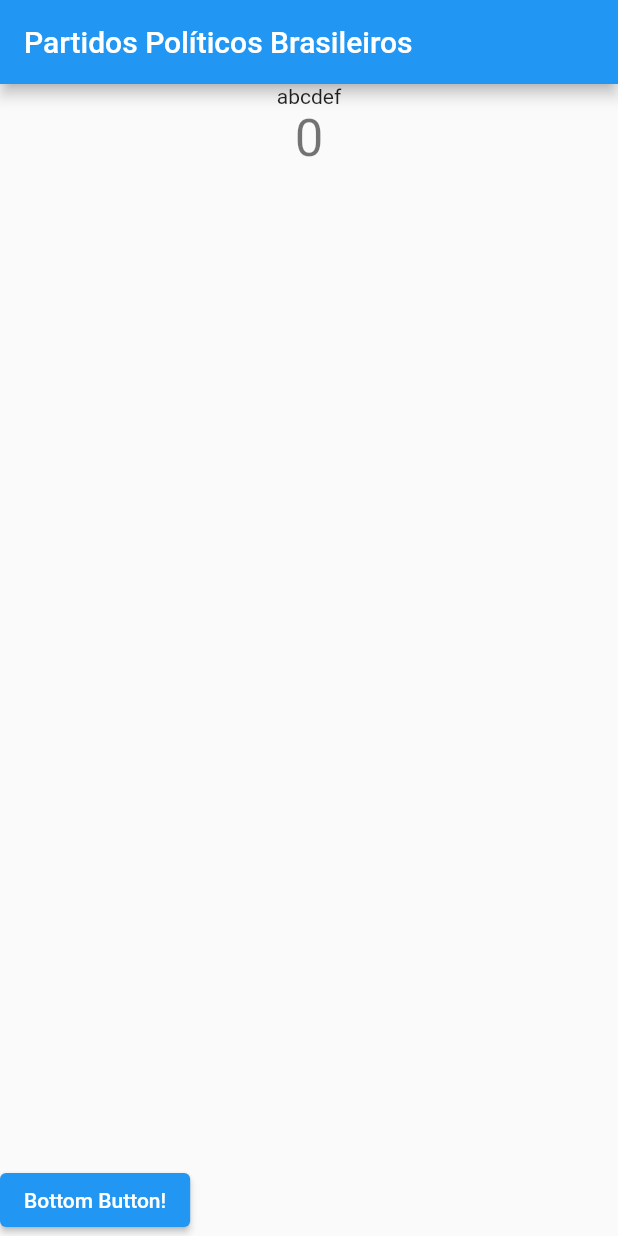
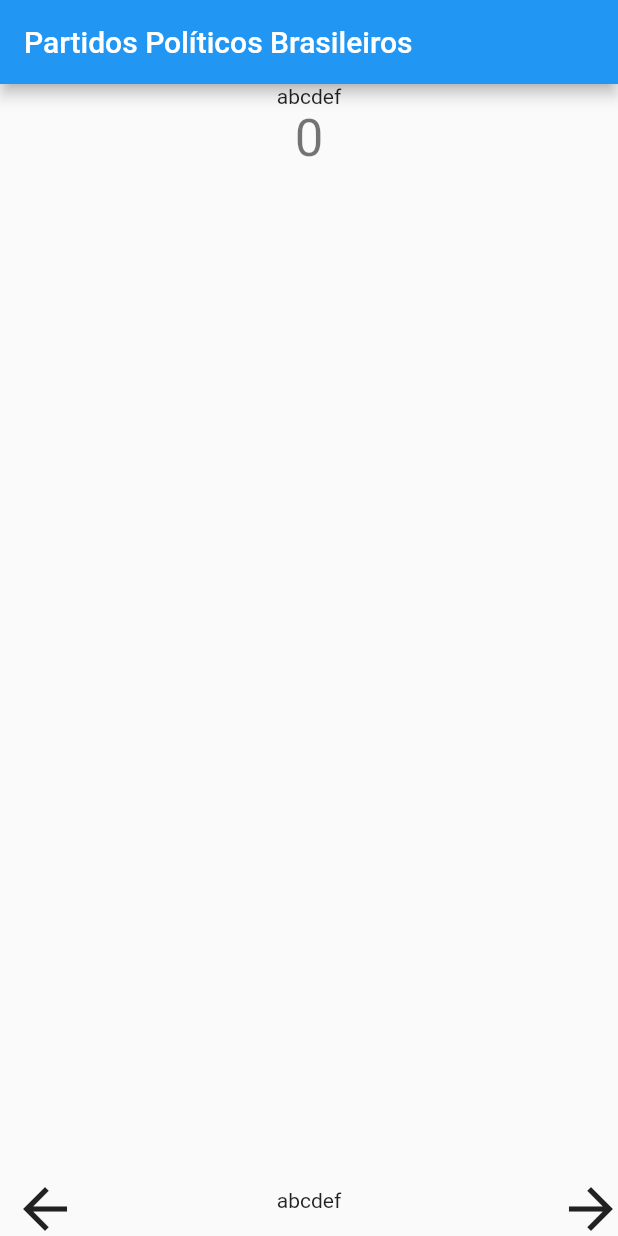
Before and after one commit to aericode/PoliticalParties-Flutter, a Flutter app: the screen it shows after launch, on a phone screen of 412 x 824 dp. Run offline on Flutter 3.47's test engine with Material 2 defaults, Android fonts, the light colour scheme and no system bars; our stand-ins replace csv.

Commit message:
buttons setting counters

```diff
--- a/lib/main.dart
+++ b/lib/main.dart
@@ -87,12 +87,14 @@ class _MyHomePageState extends State<MyHomePage> {
   void _incrementCounter() {
     setState(() {
       _counter++;
+      _counter = _counter%33;
     });
   }
 
   void _decrementCounter() {
     setState(() {
       _counter--;
+      _counter = _counter%33;
     });
   }
 
@@ -144,9 +146,20 @@ class _MyHomePageState extends State<MyHomePage> {
               child: Align(
             alignment: Alignment.bottomCenter,
             child: Row(
+
               children: [
-                ElevatedButton(
-                    onPressed: () {}, child: const Text('Bottom Button!')),
+                IconButton(
+
+                  icon: const Icon(Icons.arrow_back, size: 44),
+                  onPressed: _decrementCounter,
+                ),
+                const Spacer(),
+                Text(getDisplayName(parties[0])),
+                const Spacer(),
+                IconButton(
+                  icon: const Icon(Icons.arrow_forward, size: 44),
+                  onPressed: _incrementCounter
+                ),
               ],
             ),
           )),
```
